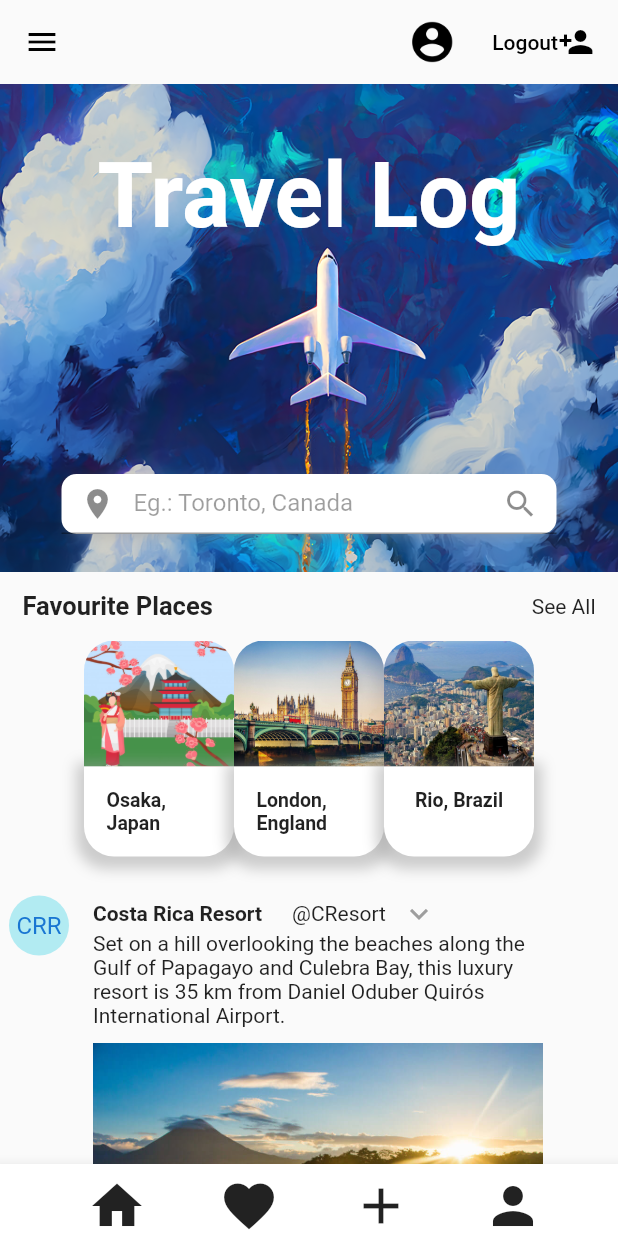
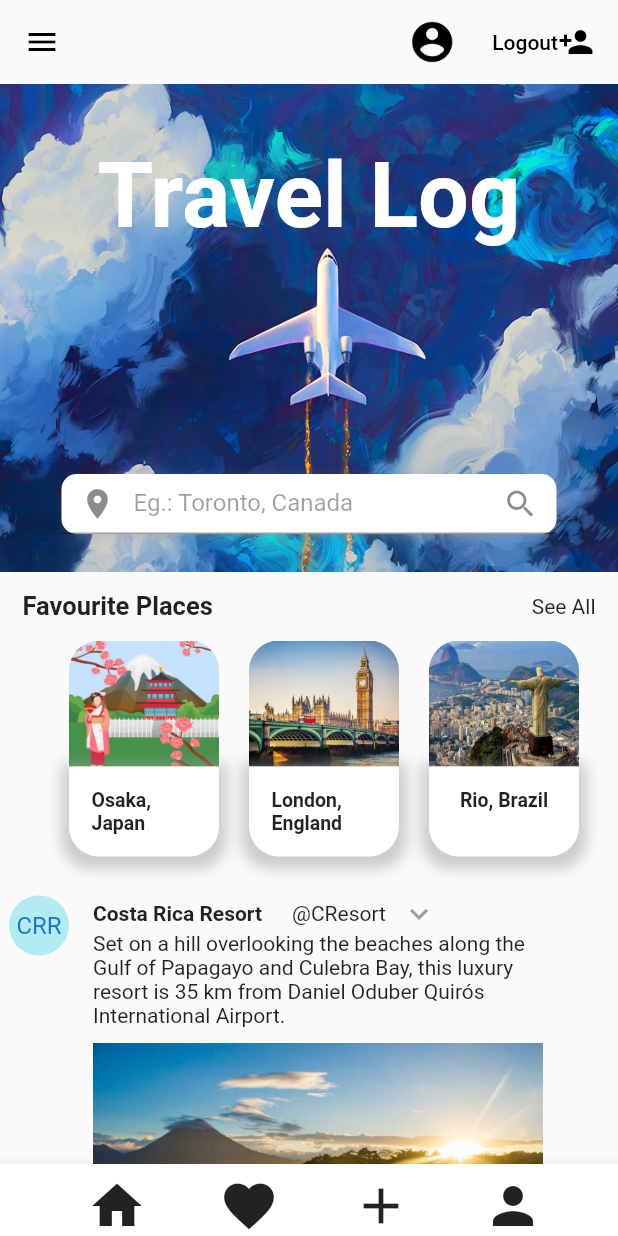
Before and after one commit to tilovashahrin/travel-itinerary, a Flutter app: the MainScreen screen opened by its route, on a phone screen of 412 x 824 dp. Run offline on Flutter 3.47's test engine with Material 2 defaults, Android fonts, the phone set to English and light mode, and no system bars; our stand-ins replace cloud_firestore, firebase_core, flutter_local_notifications, shared_preferences, sqflite, timezone; missing offline and left inert: date_range_picker, time_range_picker; accounts and stored records are empty; statements that could not run were skipped.

Commit message:
alignment for timeline

```diff
--- a/travel_app/lib/home_screen/popularPlaces.dart
+++ b/travel_app/lib/home_screen/popularPlaces.dart
@@ -19,9 +19,24 @@ class PopularPlaces extends StatelessWidget{
         Row(
           mainAxisAlignment: MainAxisAlignment.center,
           children: [
-            JapanPreview(press: (){}),
-            LondonPreview(press: (){}),
-            BrazilPreview(press: (){}),
+            Padding(
+              padding: EdgeInsets.only(left: 20.0),
+              child: JapanPreview(
+                press: (){},
+              ),
+            ),
+            Padding(
+              padding: EdgeInsets.only(left: 20.0),
+              child: LondonPreview(
+                press: (){},
+              ),
+            ),
+            Padding(
+              padding: EdgeInsets.only(left: 20.0),
+              child: BrazilPreview(
+                press: (){},
+              ),
+            ),
           ],
         ),
       ],
--- a/travel_app/lib/signup_screen.dart
+++ b/travel_app/lib/signup_screen.dart
@@ -65,6 +65,8 @@ class _SignupScreenState extends State<SignupScreen> {
   @override
   Widget build(BuildContext context) {
     return Scaffold(
+      resizeToAvoidBottomInset: false,
+      resizeToAvoidBottomPadding: false,
       extendBodyBehindAppBar: true,
       appBar: AppBar(
         //title: Text('Signup'),
@@ -105,7 +107,7 @@ class _SignupScreenState extends State<SignupScreen> {
                 borderRadius: BorderRadius.circular(10.0),
               ),
               child: Container(
-                height: 300,
+                height: 500,
                 width: 300,
                 padding: EdgeInsets.all(16),
                 child: Form(
```
Also changed, not shown: travel_app/pubspec.lock.
